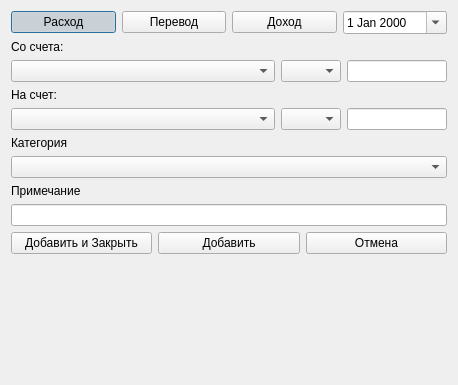
Before: the Qt Designer form trunk/transactiondialog.ui in drussilla/qhomemoney, drawn with Qt 5.
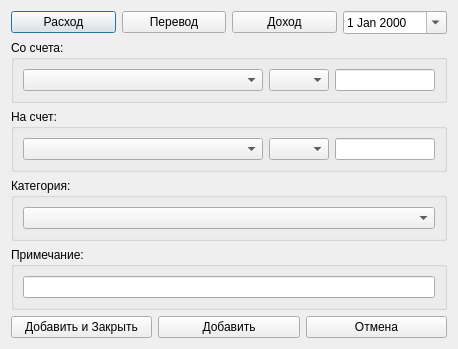
After: the same form once the commit is applied.

```diff
--- a/trunk/transactiondialog.ui
+++ b/trunk/transactiondialog.ui
@@ -7,9 +7,21 @@
     <x>0</x>
     <y>0</y>
     <width>458</width>
-    <height>385</height>
+    <height>316</height>
    </rect>
   </property>
+  <property name="sizePolicy">
+   <sizepolicy hsizetype="Preferred" vsizetype="Preferred">
+    <horstretch>0</horstretch>
+    <verstretch>0</verstretch>
+   </sizepolicy>
+  </property>
+  <property name="maximumSize">
+   <size>
+    <width>16777215</width>
+    <height>316</height>
+   </size>
+  </property>
   <property name="windowTitle">
    <string>Dialog</string>
   </property>
@@ -31,7 +43,7 @@
         <bool>true</bool>
        </property>
        <property name="checked">
-        <bool>true</bool>
+        <bool>false</bool>
        </property>
       </widget>
      </item>
@@ -68,19 +80,17 @@
     </layout>
    </item>
    <item>
-    <layout class="QVBoxLayout" name="verticalLayoutFrom">
-     <item>
-      <widget class="QLabel" name="label">
-       <property name="text">
+    <widget class="QGroupBox" name="groupBoxFrom">
+     <property name="sizePolicy">
+      <sizepolicy hsizetype="Preferred" vsizetype="Preferred">
+       <horstretch>0</horstretch>
+       <verstretch>0</verstretch>
+      </sizepolicy>
+     </property>
+     <property name="title">
         <string>Со счета: </string>
        </property>
-       <property name="margin">
-        <number>3</number>
-       </property>
-      </widget>
-     </item>
-     <item>
-      <layout class="QHBoxLayout" name="horizontalLayout_2">
+     <layout class="QHBoxLayout" name="horizontalLayout_5">
        <item>
         <widget class="QComboBox" name="comboBoxAccountFrom">
          <property name="sizePolicy">
@@ -124,23 +134,14 @@
         </widget>
        </item>
       </layout>
-     </item>
-    </layout>
-   </item>
+    </widget>
+   </item>
    <item>
-    <layout class="QVBoxLayout" name="verticalLayout_2">
-     <item>
-      <widget class="QLabel" name="label_4">
-       <property name="text">
+    <widget class="QGroupBox" name="groupBoxTo">
+     <property name="title">
         <string>На счет:</string>
        </property>
-       <property name="margin">
-        <number>3</number>
-       </property>
-      </widget>
-     </item>
-     <item>
-      <layout class="QHBoxLayout" name="horizontalLayout_4">
+     <layout class="QHBoxLayout" name="horizontalLayout_2">
        <item>
         <widget class="QComboBox" name="comboBoxAccountTo">
          <property name="sizePolicy">
@@ -172,42 +173,31 @@
         </widget>
        </item>
       </layout>
-     </item>
-    </layout>
-   </item>
-   <item>
-    <layout class="QVBoxLayout" name="verticalLayoutCategory">
-     <item>
-      <widget class="QLabel" name="label_2">
-       <property name="text">
-        <string>Категория</string>
-       </property>
-       <property name="margin">
-        <number>3</number>
-       </property>
-      </widget>
-     </item>
+    </widget>
+   </item>
+   <item>
+    <widget class="QGroupBox" name="groupBoxCategory">
+     <property name="title">
+      <string>Категория:</string>
+     </property>
+     <layout class="QHBoxLayout" name="horizontalLayout_4">
      <item>
       <widget class="QComboBox" name="comboBoxCategory"/>
      </item>
     </layout>
-   </item>
-   <item>
-    <layout class="QVBoxLayout" name="verticalLayoutDescription">
-     <item>
-      <widget class="QLabel" name="label_3">
-       <property name="text">
-        <string>Примечание</string>
-       </property>
-       <property name="margin">
-        <number>3</number>
-       </property>
-      </widget>
-     </item>
+    </widget>
+   </item>
+   <item>
+    <widget class="QGroupBox" name="groupBoxDescription">
+     <property name="title">
+      <string>Примечание:</string>
+     </property>
+     <layout class="QHBoxLayout" name="horizontalLayout_6">
      <item>
       <widget class="QLineEdit" name="lineEditDescription"/>
      </item>
     </layout>
+    </widget>
    </item>
    <item>
     <layout class="QHBoxLayout" name="horizontalLayout_3">
@@ -227,6 +217,12 @@
      </item>
      <item>
       <widget class="QPushButton" name="pushButtonCancel">
+       <property name="sizePolicy">
+        <sizepolicy hsizetype="Minimum" vsizetype="Fixed">
+         <horstretch>0</horstretch>
+         <verstretch>0</verstretch>
+        </sizepolicy>
+       </property>
        <property name="text">
         <string>Отмена</string>
        </property>
```
Lines whose indentation alone changed are shown as unchanged.
